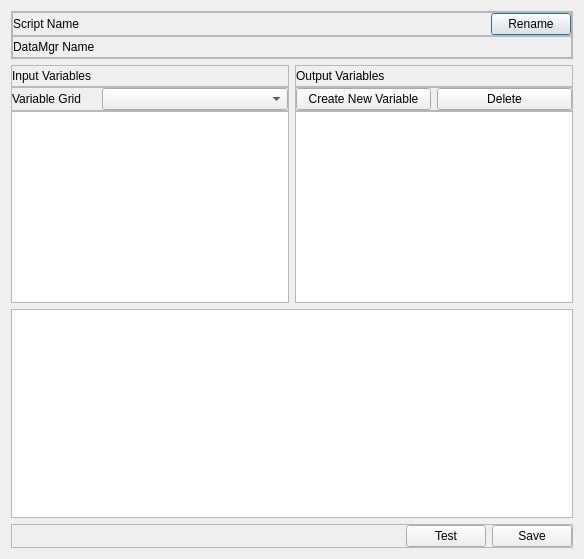
This is apps/vaporgui/PythonVariablesGUI.ui in StasJ/vapor-formatted as Qt 5 draws it before an edit. The edited form follows.
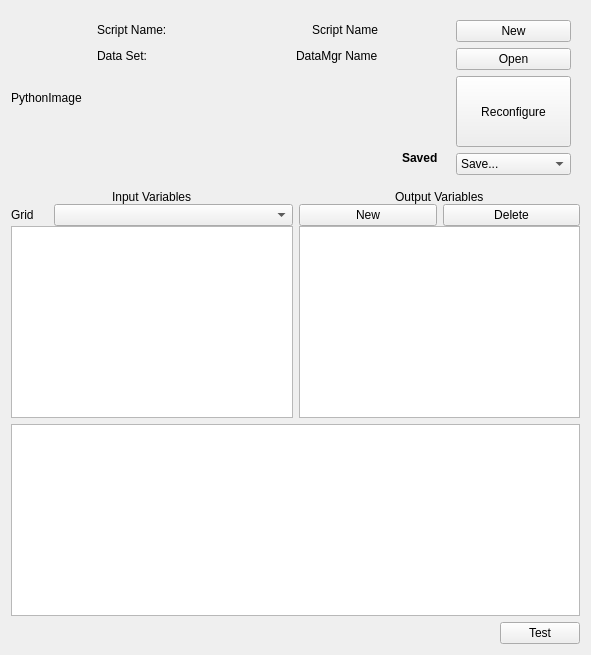
This is the edited form.

Diff of the .ui file:
```diff
--- a/apps/vaporgui/PythonVariablesGUI.ui
+++ b/apps/vaporgui/PythonVariablesGUI.ui
@@ -6,49 +6,28 @@
    <rect>
     <x>0</x>
     <y>0</y>
-    <width>584</width>
-    <height>559</height>
+    <width>591</width>
+    <height>655</height>
    </rect>
   </property>
   <property name="windowTitle">
    <string>Dialog</string>
   </property>
   <layout class="QVBoxLayout" name="verticalLayout">
-   <item>
-    <widget class="QFrame" name="frame_4">
-     <property name="frameShape">
-      <enum>QFrame::StyledPanel</enum>
-     </property>
-     <property name="frameShadow">
-      <enum>QFrame::Raised</enum>
-     </property>
-     <layout class="QVBoxLayout" name="verticalLayout_2">
       <property name="spacing">
-       <number>0</number>
-      </property>
-      <property name="leftMargin">
-       <number>0</number>
-      </property>
-      <property name="topMargin">
-       <number>0</number>
-      </property>
-      <property name="rightMargin">
-       <number>0</number>
-      </property>
-      <property name="bottomMargin">
-       <number>0</number>
-      </property>
+    <number>-1</number>
+   </property>
       <item>
-       <widget class="QFrame" name="frame_2">
+    <widget class="QFrame" name="frame_6">
         <property name="frameShape">
-         <enum>QFrame::StyledPanel</enum>
+      <enum>QFrame::NoFrame</enum>
         </property>
         <property name="frameShadow">
          <enum>QFrame::Raised</enum>
         </property>
-        <layout class="QHBoxLayout" name="horizontalLayout_2">
+     <layout class="QHBoxLayout" name="horizontalLayout_9" stretch="0,0,0">
          <property name="spacing">
-          <number>0</number>
+       <number>-1</number>
          </property>
          <property name="leftMargin">
           <number>0</number>
@@ -63,51 +42,25 @@
           <number>0</number>
          </property>
          <item>
-          <widget class="QLabel" name="label">
+       <widget class="QLabel" name="_pythonLabel">
            <property name="text">
-            <string>Script Name</string>
+         <string>PythonImage</string>
            </property>
           </widget>
          </item>
          <item>
-          <spacer name="horizontalSpacer_2">
-           <property name="orientation">
-            <enum>Qt::Horizontal</enum>
-           </property>
-           <property name="sizeHint" stdset="0">
-            <size>
-             <width>393</width>
-             <height>20</height>
-            </size>
-           </property>
-          </spacer>
-         </item>
-         <item>
-          <widget class="QPushButton" name="pushButton_4">
-           <property name="sizePolicy">
-            <sizepolicy hsizetype="Minimum" vsizetype="Minimum">
-             <horstretch>0</horstretch>
-             <verstretch>0</verstretch>
-            </sizepolicy>
-           </property>
-           <property name="text">
-            <string>Rename</string>
-           </property>
-           <property name="default">
-            <bool>false</bool>
-           </property>
-           <property name="flat">
-            <bool>false</bool>
-           </property>
-          </widget>
-         </item>
-        </layout>
-       </widget>
-      </item>
+       <widget class="QFrame" name="frame_18">
+        <property name="frameShape">
+         <enum>QFrame::NoFrame</enum>
+        </property>
+        <property name="frameShadow">
+         <enum>QFrame::Raised</enum>
+        </property>
+        <layout class="QVBoxLayout" name="verticalLayout_8">
       <item>
        <widget class="QFrame" name="frame_3">
         <property name="frameShape">
-         <enum>QFrame::StyledPanel</enum>
+            <enum>QFrame::NoFrame</enum>
         </property>
         <property name="frameShadow">
          <enum>QFrame::Raised</enum>
@@ -129,21 +82,104 @@
           <number>0</number>
          </property>
          <item>
+             <widget class="QLabel" name="label">
+              <property name="text">
+               <string>Script Name:</string>
+              </property>
+             </widget>
+            </item>
+            <item>
+             <spacer name="horizontalSpacer_10">
+              <property name="orientation">
+               <enum>Qt::Horizontal</enum>
+              </property>
+              <property name="sizeType">
+               <enum>QSizePolicy::Expanding</enum>
+              </property>
+              <property name="sizeHint" stdset="0">
+               <size>
+                <width>20</width>
+                <height>20</height>
+               </size>
+              </property>
+             </spacer>
+            </item>
+            <item>
+             <widget class="QLabel" name="_scriptNameLabel">
+              <property name="text">
+               <string>Script Name</string>
+              </property>
+             </widget>
+            </item>
+           </layout>
+          </widget>
+         </item>
+         <item>
+          <widget class="QFrame" name="frame_2">
+           <property name="frameShape">
+            <enum>QFrame::NoFrame</enum>
+           </property>
+           <property name="frameShadow">
+            <enum>QFrame::Raised</enum>
+           </property>
+           <layout class="QHBoxLayout" name="horizontalLayout_2">
+            <property name="spacing">
+             <number>0</number>
+            </property>
+            <property name="leftMargin">
+             <number>0</number>
+            </property>
+            <property name="topMargin">
+             <number>0</number>
+            </property>
+            <property name="rightMargin">
+             <number>0</number>
+            </property>
+            <property name="bottomMargin">
+             <number>0</number>
+            </property>
+            <item>
           <widget class="QLabel" name="label_2">
            <property name="text">
+               <string>Data Set:</string>
+              </property>
+             </widget>
+            </item>
+            <item>
+             <spacer name="horizontalSpacer_9">
+              <property name="orientation">
+               <enum>Qt::Horizontal</enum>
+              </property>
+              <property name="sizeType">
+               <enum>QSizePolicy::Expanding</enum>
+              </property>
+              <property name="sizeHint" stdset="0">
+               <size>
+                <width>20</width>
+                <height>20</height>
+               </size>
+              </property>
+             </spacer>
+            </item>
+            <item>
+             <widget class="QLabel" name="_dataMgrNameLabel">
+              <property name="text">
             <string>DataMgr Name</string>
            </property>
           </widget>
          </item>
+           </layout>
+          </widget>
+         </item>
          <item>
-          <spacer name="horizontalSpacer_3">
+          <spacer name="verticalSpacer">
            <property name="orientation">
-            <enum>Qt::Horizontal</enum>
+            <enum>Qt::Vertical</enum>
            </property>
            <property name="sizeHint" stdset="0">
             <size>
-             <width>462</width>
-             <height>20</height>
+             <width>20</width>
+             <height>40</height>
             </size>
            </property>
           </spacer>
@@ -151,24 +187,184 @@
         </layout>
        </widget>
       </item>
+      <item>
+       <widget class="QFrame" name="frame_15">
+        <property name="frameShape">
+         <enum>QFrame::NoFrame</enum>
+        </property>
+        <property name="frameShadow">
+         <enum>QFrame::Raised</enum>
+        </property>
+        <layout class="QHBoxLayout" name="horizontalLayout_12">
+         <property name="spacing">
+          <number>0</number>
+         </property>
+         <property name="leftMargin">
+          <number>0</number>
+         </property>
+         <property name="topMargin">
+          <number>0</number>
+         </property>
+         <property name="rightMargin">
+          <number>0</number>
+         </property>
+         <property name="bottomMargin">
+          <number>0</number>
+         </property>
+         <item>
+          <widget class="QFrame" name="frame_17">
+           <property name="frameShape">
+            <enum>QFrame::NoFrame</enum>
+           </property>
+           <property name="frameShadow">
+            <enum>QFrame::Raised</enum>
+           </property>
+           <layout class="QVBoxLayout" name="verticalLayout_7">
+            <item>
+             <widget class="QLabel" name="label_3">
+              <property name="text">
+               <string/>
+              </property>
+             </widget>
+            </item>
+            <item>
+             <widget class="QLabel" name="label_6">
+              <property name="text">
+               <string/>
+              </property>
+             </widget>
+            </item>
+            <item>
+             <widget class="QLabel" name="label_7">
+              <property name="text">
+               <string/>
+              </property>
+             </widget>
+            </item>
+            <item>
+             <widget class="QLabel" name="_scriptSaveLabel">
+              <property name="font">
+               <font>
+                <weight>75</weight>
+                <bold>true</bold>
+               </font>
+              </property>
+              <property name="text">
+               <string>Saved</string>
+              </property>
+             </widget>
+            </item>
      </layout>
     </widget>
    </item>
    <item>
-    <widget class="QFrame" name="frame_6">
+          <widget class="QFrame" name="frame_16">
+           <property name="frameShape">
+            <enum>QFrame::NoFrame</enum>
+           </property>
+           <property name="frameShadow">
+            <enum>QFrame::Raised</enum>
+           </property>
+           <layout class="QVBoxLayout" name="verticalLayout_2">
+            <item>
+             <widget class="QPushButton" name="_newButton">
+              <property name="text">
+               <string>New</string>
+              </property>
+              <property name="autoDefault">
+               <bool>false</bool>
+              </property>
+             </widget>
+            </item>
+            <item>
+             <widget class="QPushButton" name="_openButton">
+              <property name="text">
+               <string>Open</string>
+              </property>
+              <property name="autoDefault">
+               <bool>false</bool>
+              </property>
+             </widget>
+            </item>
+            <item>
+             <widget class="QPushButton" name="pushButton_4">
      <property name="sizePolicy">
       <sizepolicy hsizetype="Minimum" vsizetype="Minimum">
        <horstretch>0</horstretch>
        <verstretch>0</verstretch>
       </sizepolicy>
      </property>
+              <property name="text">
+               <string>Reconfigure</string>
+              </property>
+              <property name="autoDefault">
+               <bool>false</bool>
+              </property>
+              <property name="default">
+               <bool>false</bool>
+              </property>
+              <property name="flat">
+               <bool>false</bool>
+              </property>
+             </widget>
+            </item>
+            <item>
+             <widget class="QComboBox" name="_saveCombo">
+              <property name="layoutDirection">
+               <enum>Qt::LeftToRight</enum>
+              </property>
+              <property name="frame">
+               <bool>true</bool>
+              </property>
+              <item>
+               <property name="text">
+                <string>Save...</string>
+               </property>
+              </item>
+              <item>
+               <property name="text">
+                <string>Save to session</string>
+               </property>
+              </item>
+              <item>
+               <property name="text">
+                <string>Save to file</string>
+               </property>
+              </item>
+             </widget>
+            </item>
+           </layout>
+           <zorder>_newButton</zorder>
+           <zorder>_openButton</zorder>
+           <zorder>_saveCombo</zorder>
+           <zorder>_scriptSaveLabel</zorder>
+           <zorder>pushButton_4</zorder>
+          </widget>
+         </item>
+        </layout>
+       </widget>
+      </item>
+     </layout>
+    </widget>
+   </item>
+   <item>
+    <widget class="QFrame" name="frame_14">
+     <property name="sizePolicy">
+      <sizepolicy hsizetype="Preferred" vsizetype="Minimum">
+       <horstretch>0</horstretch>
+       <verstretch>0</verstretch>
+      </sizepolicy>
+     </property>
      <property name="frameShape">
       <enum>QFrame::NoFrame</enum>
      </property>
      <property name="frameShadow">
       <enum>QFrame::Raised</enum>
      </property>
-     <layout class="QGridLayout" name="gridLayout">
+     <layout class="QVBoxLayout" name="verticalLayout_5">
+      <property name="spacing">
+       <number>0</number>
+      </property>
       <property name="leftMargin">
        <number>0</number>
       </property>
@@ -181,16 +377,154 @@
       <property name="bottomMargin">
        <number>0</number>
       </property>
-      <property name="horizontalSpacing">
+      <item>
+       <widget class="QFrame" name="_inputOutputTitleFrame">
+        <property name="sizePolicy">
+         <sizepolicy hsizetype="Preferred" vsizetype="Minimum">
+          <horstretch>0</horstretch>
+          <verstretch>0</verstretch>
+         </sizepolicy>
+        </property>
+        <property name="frameShape">
+         <enum>QFrame::NoFrame</enum>
+        </property>
+        <property name="frameShadow">
+         <enum>QFrame::Raised</enum>
+        </property>
+        <layout class="QHBoxLayout" name="horizontalLayout_8">
+         <property name="spacing">
        <number>-1</number>
       </property>
-      <property name="verticalSpacing">
+         <property name="leftMargin">
        <number>0</number>
       </property>
-      <item row="2" column="0">
+         <property name="topMargin">
+          <number>0</number>
+         </property>
+         <property name="rightMargin">
+          <number>0</number>
+         </property>
+         <property name="bottomMargin">
+          <number>0</number>
+         </property>
+         <item>
+          <widget class="QFrame" name="frame_11">
+           <property name="sizePolicy">
+            <sizepolicy hsizetype="Preferred" vsizetype="Minimum">
+             <horstretch>0</horstretch>
+             <verstretch>0</verstretch>
+            </sizepolicy>
+           </property>
+           <property name="minimumSize">
+            <size>
+             <width>0</width>
+             <height>0</height>
+            </size>
+           </property>
+           <property name="frameShape">
+            <enum>QFrame::NoFrame</enum>
+           </property>
+           <property name="frameShadow">
+            <enum>QFrame::Raised</enum>
+           </property>
+           <layout class="QVBoxLayout" name="verticalLayout_3">
+            <property name="spacing">
+             <number>0</number>
+            </property>
+            <property name="leftMargin">
+             <number>0</number>
+            </property>
+            <property name="topMargin">
+             <number>0</number>
+            </property>
+            <property name="rightMargin">
+             <number>0</number>
+            </property>
+            <property name="bottomMargin">
+             <number>0</number>
+            </property>
+            <item>
+             <widget class="QFrame" name="frame_8">
+              <property name="sizePolicy">
+               <sizepolicy hsizetype="Preferred" vsizetype="Minimum">
+                <horstretch>0</horstretch>
+                <verstretch>0</verstretch>
+               </sizepolicy>
+              </property>
+              <property name="frameShape">
+               <enum>QFrame::NoFrame</enum>
+              </property>
+              <property name="frameShadow">
+               <enum>QFrame::Raised</enum>
+              </property>
+              <layout class="QHBoxLayout" name="horizontalLayout_5">
+               <property name="spacing">
+                <number>0</number>
+               </property>
+               <property name="leftMargin">
+                <number>0</number>
+               </property>
+               <property name="topMargin">
+                <number>0</number>
+               </property>
+               <property name="rightMargin">
+                <number>0</number>
+               </property>
+               <property name="bottomMargin">
+                <number>0</number>
+               </property>
+               <item>
+                <spacer name="horizontalSpacer_7">
+                 <property name="orientation">
+                  <enum>Qt::Horizontal</enum>
+                 </property>
+                 <property name="sizeHint" stdset="0">
+                  <size>
+                   <width>40</width>
+                   <height>0</height>
+                  </size>
+                 </property>
+                </spacer>
+               </item>
+               <item>
+                <widget class="QLabel" name="label_5">
+                 <property name="sizePolicy">
+                  <sizepolicy hsizetype="Preferred" vsizetype="Minimum">
+                   <horstretch>0</horstretch>
+                   <verstretch>0</verstretch>
+                  </sizepolicy>
+                 </property>
+                 <property name="text">
+                  <string>Input Variables</string>
+                 </property>
+                </widget>
+               </item>
+               <item>
+                <spacer name="horizontalSpacer_5">
+                 <property name="orientation">
+                  <enum>Qt::Horizontal</enum>
+                 </property>
+                 <property name="sizeHint" stdset="0">
+                  <size>
+                   <width>40</width>
+                   <height>0</height>
+                  </size>
+                 </property>
+                </spacer>
+               </item>
+              </layout>
+             </widget>
+            </item>
+            <item>
        <widget class="QFrame" name="frame_7">
+              <property name="sizePolicy">
+               <sizepolicy hsizetype="Preferred" vsizetype="Minimum">
+                <horstretch>0</horstretch>
+                <verstretch>0</verstretch>
+               </sizepolicy>
+              </property>
         <property name="frameShape">
-         <enum>QFrame::StyledPanel</enum>
+               <enum>QFrame::NoFrame</enum>
         </property>
         <property name="frameShadow">
          <enum>QFrame::Raised</enum>
@@ -213,8 +547,14 @@
          </property>
          <item>
           <widget class="QLabel" name="label_4">
+                 <property name="sizePolicy">
+                  <sizepolicy hsizetype="Preferred" vsizetype="Minimum">
+                   <horstretch>0</horstretch>
+                   <verstretch>0</verstretch>
+                  </sizepolicy>
+                 </property>
            <property name="text">
-            <string>Variable Grid</string>
+                  <string>Grid</string>
            </property>
           </widget>
          </item>
@@ -226,7 +566,7 @@
            <property name="sizeHint" stdset="0">
             <size>
              <width>20</width>
-             <height>20</height>
+                   <height>0</height>
             </size>
            </property>
           </spacer>
@@ -237,10 +577,49 @@
         </layout>
        </widget>
       </item>
-      <item row="0" column="1">
+           </layout>
+          </widget>
+         </item>
+         <item>
+          <widget class="QFrame" name="frame_12">
+           <property name="sizePolicy">
+            <sizepolicy hsizetype="Preferred" vsizetype="Minimum">
+             <horstretch>0</horstretch>
+             <verstretch>0</verstretch>
+            </sizepolicy>
+           </property>
+           <property name="frameShape">
+            <enum>QFrame::NoFrame</enum>
+           </property>
+           <property name="frameShadow">
+            <enum>QFrame::Raised</enum>
+           </property>
+           <layout class="QVBoxLayout" name="verticalLayout_4">
+            <property name="spacing">
+             <number>0</number>
+            </property>
+            <property name="leftMargin">
+             <number>0</number>
+            </property>
+            <property name="topMargin">
+             <number>0</number>
+            </property>
+            <property name="rightMargin">
+             <number>0</number>
+            </property>
+            <property name="bottomMargin">
+             <number>0</number>
+            </property>
+            <item>
        <widget class="QFrame" name="frame_9">
+              <property name="sizePolicy">
+               <sizepolicy hsizetype="Preferred" vsizetype="Minimum">
+                <horstretch>0</horstretch>
+                <verstretch>0</verstretch>
+               </sizepolicy>
+              </property>
         <property name="frameShape">
-         <enum>QFrame::StyledPanel</enum>
+               <enum>QFrame::NoFrame</enum>
         </property>
         <property name="frameShadow">
          <enum>QFrame::Raised</enum>
@@ -262,7 +641,26 @@
           <number>0</number>
          </property>
          <item>
-          <widget class="QLabel" name="label_6">
+                <spacer name="horizontalSpacer_8">
+                 <property name="orientation">
+                  <enum>Qt::Horizontal</enum>
+                 </property>
+                 <property name="sizeHint" stdset="0">
+                  <size>
+                   <width>40</width>
+                   <height>0</height>
+                  </size>
+                 </property>
+                </spacer>
+               </item>
+               <item>
+                <widget class="QLabel" name="_outputVariablesLabel">
+                 <property name="sizePolicy">
+                  <sizepolicy hsizetype="Preferred" vsizetype="Minimum">
+                   <horstretch>0</horstretch>
+                   <verstretch>0</verstretch>
+                  </sizepolicy>
+                 </property>
            <property name="text">
             <string>Output Variables</string>
            </property>
@@ -275,8 +673,8 @@
            </property>
            <property name="sizeHint" stdset="0">
             <size>
-             <width>173</width>
-             <height>20</height>
+                   <width>40</width>
+                   <height>0</height>
             </size>
            </property>
           </spacer>
@@ -284,63 +682,16 @@
         </layout>
        </widget>
       </item>
-      <item row="0" column="0">
-       <widget class="QFrame" name="frame_8">
-        <property name="frameShape">
-         <enum>QFrame::StyledPanel</enum>
-        </property>
-        <property name="frameShadow">
-         <enum>QFrame::Raised</enum>
-        </property>
-        <layout class="QHBoxLayout" name="horizontalLayout_5">
-         <property name="spacing">
-          <number>0</number>
-         </property>
-         <property name="leftMargin">
-          <number>0</number>
-         </property>
-         <property name="topMargin">
-          <number>0</number>
-         </property>
-         <property name="rightMargin">
-          <number>0</number>
-         </property>
-         <property name="bottomMargin">
-          <number>0</number>
-         </property>
          <item>
-          <widget class="QLabel" name="label_5">
-           <property name="text">
-            <string>Input Variables</string>
-           </property>
-          </widget>
-         </item>
-         <item>
-          <spacer name="horizontalSpacer_5">
-           <property name="orientation">
-            <enum>Qt::Horizontal</enum>
-           </property>
-           <property name="sizeHint" stdset="0">
-            <size>
-             <width>168</width>
-             <height>20</height>
-            </size>
-           </property>
-          </spacer>
-         </item>
-        </layout>
-       </widget>
-      </item>
-      <item row="4" column="1">
-       <widget class="QTableWidget" name="tableWidget_4"/>
-      </item>
-      <item row="4" column="0">
-       <widget class="QTableWidget" name="tableWidget_3"/>
-      </item>
-      <item row="2" column="1">
        <widget class="QFrame" name="frame_5">
+              <property name="sizePolicy">
+               <sizepolicy hsizetype="Preferred" vsizetype="Minimum">
+                <horstretch>0</horstretch>
+                <verstretch>0</verstretch>
+               </sizepolicy>
+              </property>
         <property name="frameShape">
-         <enum>QFrame::StyledPanel</enum>
+               <enum>QFrame::NoFrame</enum>
         </property>
         <property name="frameShadow">
          <enum>QFrame::Raised</enum>
@@ -364,10 +715,10 @@
          <item>
           <widget class="QPushButton" name="pushButton">
            <property name="text">
-            <string>Create New Variable</string>
+                  <string>New</string>
            </property>
            <property name="autoDefault">
-            <bool>true</bool>
+                  <bool>false</bool>
            </property>
            <property name="flat">
             <bool>false</bool>
@@ -379,6 +730,9 @@
            <property name="text">
             <string>Delete</string>
            </property>
+                 <property name="autoDefault">
+                  <bool>false</bool>
+                 </property>
           </widget>
          </item>
         </layout>
@@ -387,13 +741,49 @@
      </layout>
     </widget>
    </item>
+        </layout>
+       </widget>
+      </item>
    <item>
-    <widget class="QTextEdit" name="textEdit"/>
+       <widget class="QFrame" name="_variableTableFrame">
+        <property name="frameShape">
+         <enum>QFrame::NoFrame</enum>
+        </property>
+        <property name="frameShadow">
+         <enum>QFrame::Raised</enum>
+        </property>
+        <layout class="QHBoxLayout" name="horizontalLayout_11">
+         <property name="leftMargin">
+          <number>0</number>
+         </property>
+         <property name="topMargin">
+          <number>0</number>
+         </property>
+         <property name="rightMargin">
+          <number>0</number>
+         </property>
+         <property name="bottomMargin">
+          <number>0</number>
+         </property>
+         <item>
+          <widget class="QTableWidget" name="_inputTable"/>
    </item>
    <item>
-    <widget class="QFrame" name="frame">
+          <widget class="QTableWidget" name="tableWidget_4"/>
+         </item>
+        </layout>
+       </widget>
+      </item>
+     </layout>
+    </widget>
+   </item>
+   <item>
+    <widget class="QTextEdit" name="_scriptEdit"/>
+   </item>
+   <item>
+    <widget class="QFrame" name="_testFrame">
      <property name="frameShape">
-      <enum>QFrame::StyledPanel</enum>
+      <enum>QFrame::NoFrame</enum>
      </property>
      <property name="frameShadow">
       <enum>QFrame::Raised</enum>
@@ -432,12 +822,8 @@
         <property name="text">
          <string>Test</string>
         </property>
-       </widget>
-      </item>
-      <item>
-       <widget class="QPushButton" name="pushButton_3">
-        <property name="text">
-         <string>Save</string>
+        <property name="autoDefault">
+         <bool>false</bool>
         </property>
        </widget>
       </item>
```
Left out of the diff: 2 changed lines with no effect on the pictures. Lines whose indentation alone changed are shown as unchanged.
